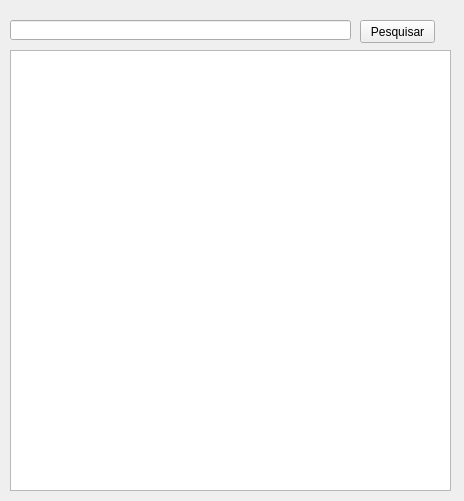
This is frms/frm_pesquisarColab.ui in luissantananet/cadastro_colaborador as Qt 5 draws it before an edit. The edited form follows.
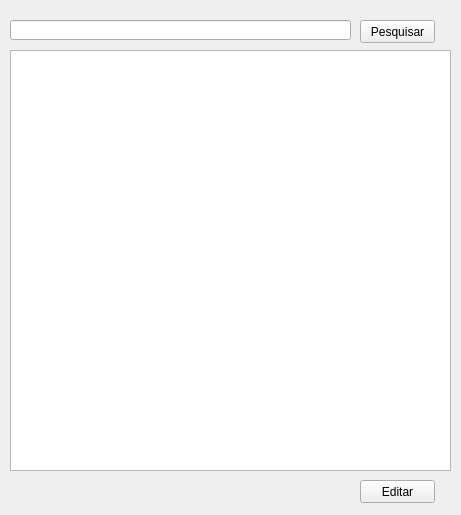
This is the edited form.

Patch:
```diff
--- a/frms/frm_pesquisarColab.ui
+++ b/frms/frm_pesquisarColab.ui
@@ -6,10 +6,22 @@
    <rect>
     <x>0</x>
     <y>0</y>
-    <width>464</width>
-    <height>501</height>
+    <width>461</width>
+    <height>515</height>
    </rect>
   </property>
+  <property name="minimumSize">
+   <size>
+    <width>461</width>
+    <height>515</height>
+   </size>
+  </property>
+  <property name="maximumSize">
+   <size>
+    <width>461</width>
+    <height>515</height>
+   </size>
+  </property>
   <property name="windowTitle">
    <string>Pesquisar Colaborador</string>
   </property>
@@ -30,7 +42,7 @@
       <x>10</x>
       <y>50</y>
       <width>441</width>
-      <height>441</height>
+      <height>421</height>
      </rect>
     </property>
    </widget>
@@ -47,6 +59,19 @@
      <string>Pesquisar</string>
     </property>
    </widget>
+   <widget class="QPushButton" name="btn_editar">
+    <property name="geometry">
+     <rect>
+      <x>360</x>
+      <y>480</y>
+      <width>75</width>
+      <height>23</height>
+     </rect>
+    </property>
+    <property name="text">
+     <string>Editar</string>
+    </property>
+   </widget>
   </widget>
  </widget>
  <resources/>
```
